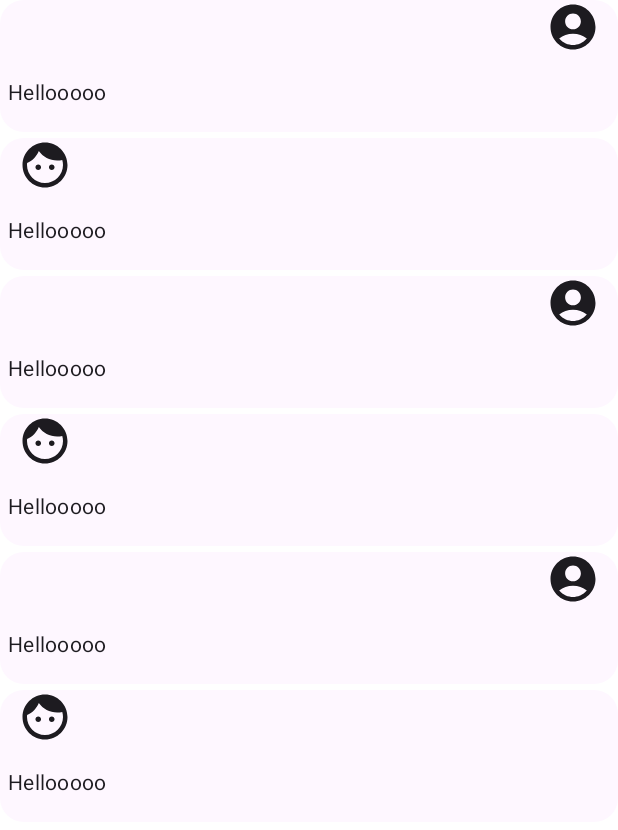
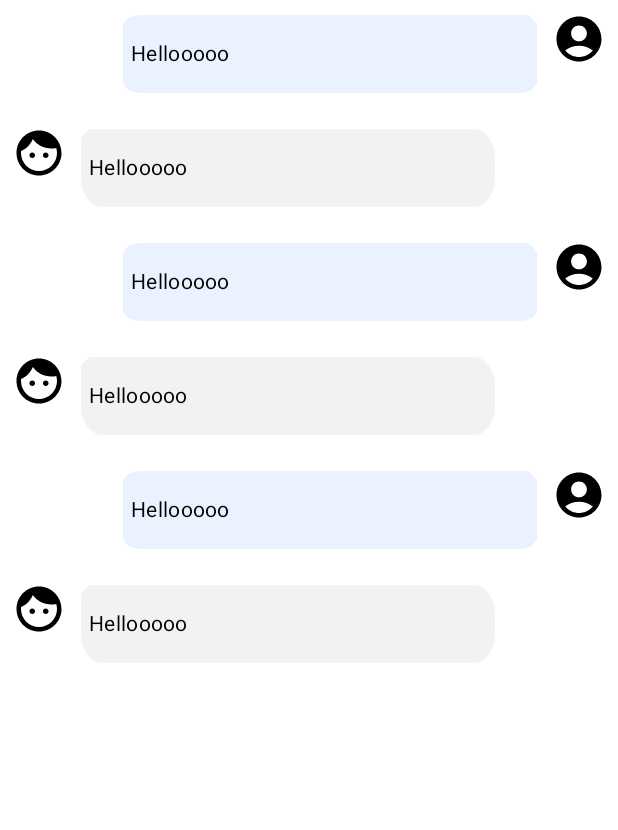
Before and after one commit to zongzixifi/AndroidSynth, an Android app built with Jetpack Compose: the @Preview function ChatBalloonPrev, on a phone screen of 412 x 824 dp. Shown: the top 830 px of the screen. Run offline under Robolectric (Android 15) with nearby library versions, the phone set to English and light mode, and no system bars; our stand-ins replace Room's generated code; network calls fail.

Commit message:
V4.8.5 添加对话气泡

```diff
--- a/app/src/main/java/com/example/project2/ChatScreen/ChatItems.kt
+++ b/app/src/main/java/com/example/project2/ChatScreen/ChatItems.kt
@@ -1,15 +1,21 @@
 package com.example.project2.ChatScreen
 
+import androidx.compose.foundation.Image
 import androidx.compose.foundation.layout.Arrangement
+import androidx.compose.foundation.layout.Box
 import androidx.compose.foundation.layout.Column
 import androidx.compose.foundation.layout.Row
 import androidx.compose.foundation.layout.Spacer
+import androidx.compose.foundation.layout.fillMaxHeight
+import androidx.compose.foundation.layout.fillMaxSize
 import androidx.compose.foundation.layout.fillMaxWidth
 import androidx.compose.foundation.layout.heightIn
 import androidx.compose.foundation.layout.padding
+import androidx.compose.foundation.layout.safeContentPadding
 import androidx.compose.foundation.layout.size
 import androidx.compose.foundation.layout.width
 import androidx.compose.foundation.layout.widthIn
+import androidx.compose.foundation.layout.wrapContentHeight
 import androidx.compose.foundation.lazy.LazyColumn
 import androidx.compose.foundation.lazy.items
 import androidx.compose.foundation.shape.RoundedCornerShape
@@ -34,56 +40,81 @@ import androidx.compose.runtime.setValue
 import androidx.compose.ui.AbsoluteAlignment
 import androidx.compose.ui.Alignment
 import androidx.compose.ui.Modifier
+import androidx.compose.ui.draw.clip
+import androidx.compose.ui.graphics.Color
+import androidx.compose.ui.layout.ContentScale
+import androidx.compose.ui.res.painterResource
 import androidx.compose.ui.tooling.preview.Preview
 import androidx.compose.ui.unit.dp
+import androidx.compose.ui.unit.max
+import com.example.project2.R
 import com.example.project2.data.ChatDataTest
 import com.example.project2.data.ChatItem
 
 @Composable
-fun ChatBubble(modifier: Modifier = Modifier, chatItems: ChatItem){
-
-    Surface (
-        modifier = modifier.fillMaxWidth(),
-        shape = RoundedCornerShape(16.dp),
-        color = MaterialTheme.colorScheme.background
-    ){
-        Column (
-            modifier = Modifier,
-            verticalArrangement = Arrangement.Top,
-            horizontalAlignment = AbsoluteAlignment.Left
-            ){
+fun ChatBubble(modifier: Modifier = Modifier, chatItems: ChatItem) {
+    Row(
+        modifier = modifier
+            .fillMaxWidth()
+            .padding(8.dp),
+        horizontalArrangement = if (chatItems.character == "bot") Arrangement.Start else Arrangement.End
+    ) {
         if (chatItems.character == "bot") {
             Icon(
                 imageVector = Icons.Filled.Face,
                 contentDescription = null,
                 modifier = Modifier
-                        .padding(horizontal = 12.dp)
+                    .padding(end = 8.dp)
                     .size(36.dp)
-                        .align(alignment = Alignment.Start)
             )
         }
-            else {
-                Icon(
-                    imageVector = Icons.Filled.AccountCircle,
+
+        Surface(
+            modifier = Modifier
+                .width(280.dp)
+                .wrapContentHeight()
+            ,
+            shape = RoundedCornerShape(16.dp),
+            color = Color.Transparent
+        ) {
+            Box(
+                modifier = Modifier.padding(2.dp)
+            ) {
+                val bubblePainter = if (chatItems.character == "bot") {
+                    painterResource(id = R.drawable.bgl2)
+                } else {
+                    painterResource(id = R.drawable.bg)
+                }
+
+                Image(
+                    painter = bubblePainter,
                     contentDescription = null,
-                    modifier = Modifier
-                        .padding(horizontal = 12.dp)
-                        .size(36.dp)
-                        .align(alignment = Alignment.End)
+                    contentScale = ContentScale.FillBounds,
+                    modifier = Modifier.matchParentSize()
                 )
-            }
-            Spacer(
-                modifier = Modifier
-                    .padding(vertical = 5.dp)
-            )
+
+                Column(
+                    modifier = Modifier,
+                    verticalArrangement = Arrangement.Top
+                ) {
+                    Spacer(modifier = Modifier.padding(vertical = 5.dp))
                     Text(
                         text = chatItems.chatText,
                         style = MaterialTheme.typography.bodyMedium,
                         modifier = Modifier.padding(5.dp)
                     )
-            Spacer(
+                    Spacer(modifier = Modifier.padding(vertical = 5.dp))
+                }
+            }
+        }
+
+        if (chatItems.character != "bot") {
+            Icon(
+                imageVector = Icons.Filled.AccountCircle,
+                contentDescription = null,
                 modifier = Modifier
-                    .padding(vertical = 5.dp)
+                    .padding(start = 8.dp)
+                    .size(36.dp)
             )
         }
     }
--- a/app/src/main/java/com/example/project2/ChatScreen/ChatScreen.kt
+++ b/app/src/main/java/com/example/project2/ChatScreen/ChatScreen.kt
@@ -11,9 +11,15 @@ import androidx.compose.foundation.layout.height
 import androidx.compose.foundation.layout.offset
 import androidx.compose.foundation.layout.padding
 import androidx.compose.foundation.layout.width
+import androidx.compose.material3.Icon
+import androidx.compose.material3.IconButton
 import androidx.compose.material3.LinearProgressIndicator
 import androidx.compose.material3.MaterialTheme
 import androidx.compose.material3.Text
+import androidx.compose.material.icons.Icons
+import androidx.compose.material.icons.automirrored.filled.ArrowBack
+import androidx.compose.material.icons.filled.ArrowBack
+import androidx.compose.material.icons.filled.ArrowBackIosNew
 import androidx.compose.runtime.Composable
 import androidx.compose.runtime.collectAsState
 import androidx.compose.runtime.getValue
@@ -26,11 +32,12 @@ import androidx.compose.ui.tooling.preview.Preview
 import androidx.compose.ui.unit.dp
 import androidx.compose.ui.unit.sp
 import com.example.project2.MusicGenPage.MusicGenViewModel
+import com.example.project2.data.ChatDataTest
 import kotlinx.coroutines.flow.StateFlow
 
 
 @Composable
-fun ChatScreen(modifier: Modifier = Modifier, viewModel: ChatViewModel) {
+fun ChatScreen(modifier: Modifier = Modifier, viewModel: ChatViewModel, onClickBack: () -> Unit) {
 
     val chatItems by viewModel.chatItems
     val isGenerating = viewModel.isGenerating
@@ -38,7 +45,7 @@ fun ChatScreen(modifier: Modifier = Modifier, viewModel: ChatViewModel) {
     Box(
         modifier = modifier
             .fillMaxSize()
-            .background(color = MaterialTheme.colorScheme.onBackground)
+            .background(color = Color.White)
             .padding(4.dp)) {
         Column(
                 modifier = Modifier
@@ -47,6 +54,15 @@ fun ChatScreen(modifier: Modifier = Modifier, viewModel: ChatViewModel) {
             horizontalAlignment = Alignment.CenterHorizontally,
             verticalArrangement = Arrangement.Top
         ) {
+            IconButton(
+                onClick = onClickBack,
+                modifier = Modifier.padding(8.dp).align(Alignment.Start)
+            ) {
+                Icon(
+                    imageVector = Icons.Filled.ArrowBackIosNew,
+                    contentDescription = "Back"
+                )
+            }
             ChatFlow(
                 modifier = Modifier,
                 chatItems = chatItems
@@ -83,5 +99,5 @@ fun IndeterminateIndicator(modifier: Modifier = Modifier,isGenerating: StateFlow
 @Composable
 private fun ChatScreenPrev() {
 //    val chatItems = ChatDataTest()
-//    ChatScreen(chatItems = chatItems.chatLists)
+//   ChatScreen(chatItems = chatItems.chatLists)
 }
--- a/app/src/main/java/com/example/project2/NaviGraph.kt
+++ b/app/src/main/java/com/example/project2/NaviGraph.kt
@@ -63,6 +63,7 @@ fun NavgationGraph(modifier: Modifier = Modifier,
         composable<ChatScreenPage> {
             ChatScreen(
                 viewModel =  chatViewModel,
+                onClickBack = {navController.navigateSingleTopTo(FrontScreenPage)},
                 )
         }
         composable<SynthScreenPage> {
--- /dev/null
+++ b/app/src/main/res/drawable/bg.xml
@@ -0,0 +1,10 @@
+<vector xmlns:android="http://schemas.android.com/apk/res/android"
+    android:width="335dp"
+    android:height="115dp"
+    android:viewportWidth="335"
+    android:viewportHeight="115">
+  <path
+      android:pathData="M335,0L335,100C335,108.28 328.28,115 320,115L15,115C6.72,115 0,108.28 0,100L0,15C0,6.72 6.72,0 15,0L335,0Z"
+      android:fillColor="#3879FF"
+      android:fillAlpha="0.1"/>
+</vector>
--- /dev/null
+++ b/app/src/main/res/drawable/bgl.xml
@@ -0,0 +1,9 @@
+<vector xmlns:android="http://schemas.android.com/apk/res/android"
+    android:width="290dp"
+    android:height="56dp"
+    android:viewportWidth="290"
+    android:viewportHeight="56">
+  <path
+      android:pathData="M275,0C283.28,0 290,6.72 290,15L290,41C290,49.28 283.28,56 275,56L15,56C6.72,56 0,49.28 0,41L0,6C0,2.69 2.69,0 6,0L275,0Z"
+      android:fillColor="#F2F2F2"/>
+</vector>
--- /dev/null
+++ b/app/src/main/res/drawable/bgl2.xml
@@ -0,0 +1,9 @@
+<vector xmlns:android="http://schemas.android.com/apk/res/android"
+    android:width="290dp"
+    android:height="40dp"
+    android:viewportWidth="290"
+    android:viewportHeight="40">
+  <path
+      android:pathData="M275,0C283.28,0 290,6.72 290,15L290,25C290,33.28 283.28,40 275,40L15,40C6.72,40 0,33.28 0,25L0,6C0,2.69 2.69,0 6,0L275,0Z"
+      android:fillColor="#F2F2F2"/>
+</vector>
```
Lines whose indentation alone changed are shown as unchanged.
